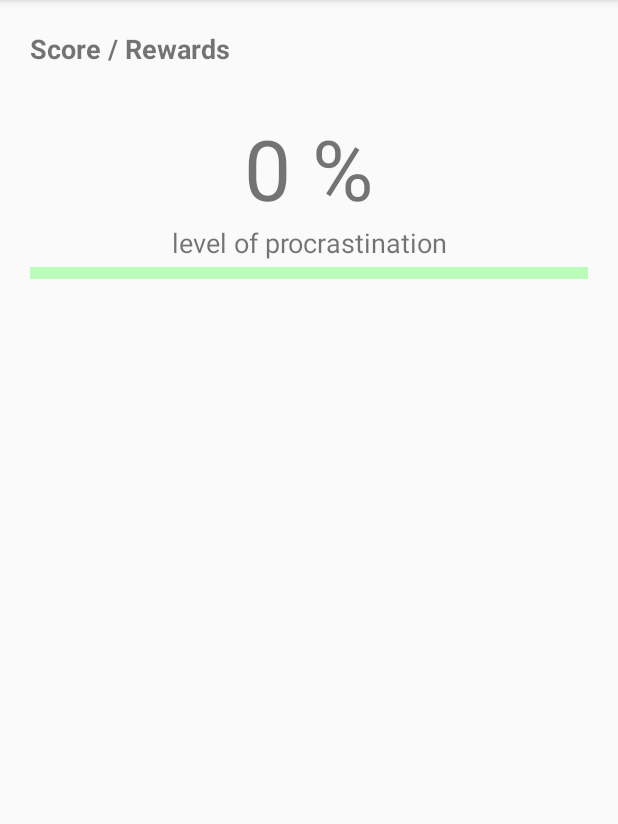
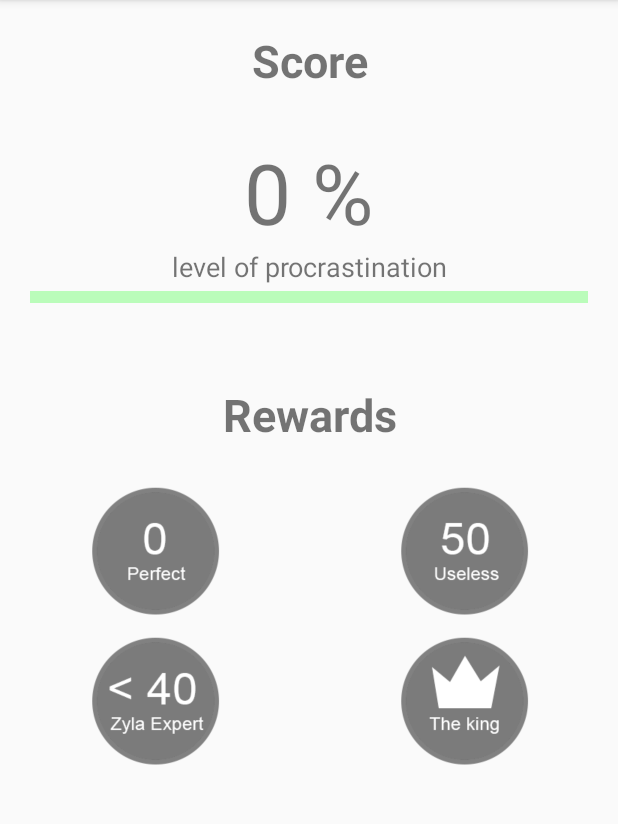
Before and after one commit to hpiso/zyla, an Android app: the ScoreActivity screen opened directly, with no data from a screen before it, on a phone screen of 412 x 824 dp, the part 84-908 px from its top. Run offline under Robolectric (Android 15) with nearby library versions, the phone set to English and light mode, and no system bars; 1 statement that could not run was skipped.

Commit message:
add trophy img + test intagration

```diff
--- a/app/src/main/res/layout/activity_score.xml
+++ b/app/src/main/res/layout/activity_score.xml
@@ -1,5 +1,6 @@
 <?xml version="1.0" encoding="utf-8"?>
 <RelativeLayout xmlns:android="http://schemas.android.com/apk/res/android"
+    xmlns:app="http://schemas.android.com/apk/res-auto"
     xmlns:tools="http://schemas.android.com/tools"
     android:id="@+id/activity_score"
     android:layout_width="match_parent"
@@ -14,16 +15,15 @@
         android:layout_height="match_parent">
 
         <TextView
-            android:text="Score / Rewards"
             android:layout_width="match_parent"
             android:layout_height="wrap_content"
             android:id="@+id/textView2"
-            android:textAlignment="textStart"
-            android:paddingLeft="20dp"
-            android:paddingTop="20dp"
-            android:textSize="18sp"
+            android:textAlignment="center"
+            android:textSize="30sp"
             android:textStyle="bold"
-            android:layout_marginBottom="30dp" />
+            android:layout_marginBottom="30dp"
+            android:text="Score"
+            android:paddingTop="20dp" />
 
         <TextView
             android:text="80%"
@@ -49,7 +49,59 @@
             android:paddingLeft="20dp"
             android:paddingRight="20dp"
             android:elevation="20dp"
-            android:scaleY="2" />
+            android:scaleY="2"
+            android:layout_marginBottom="50dp" />
+
+        <TextView
+            android:text="Rewards"
+            android:layout_width="match_parent"
+            android:layout_height="wrap_content"
+            android:id="@+id/textView4"
+            android:textSize="30sp"
+            android:textStyle="normal|bold"
+            android:textAlignment="center"
+            android:layout_marginBottom="20dp" />
+
+        <LinearLayout
+            android:orientation="horizontal"
+            android:layout_width="match_parent"
+            android:layout_height="100dp">
+
+            <ImageView
+                android:layout_width="wrap_content"
+                android:layout_height="wrap_content"
+                app:srcCompat="@drawable/trophy_perfect_bw"
+                android:id="@+id/img_perfect"
+                android:layout_weight="1" />
+
+            <ImageView
+                android:layout_width="wrap_content"
+                android:layout_height="wrap_content"
+                app:srcCompat="@drawable/trophy_useless_bw"
+                android:id="@+id/img_useless"
+                android:layout_weight="1" />
+
+        </LinearLayout>
+
+        <LinearLayout
+            android:orientation="horizontal"
+            android:layout_width="match_parent"
+            android:layout_height="100dp">
+
+            <ImageView
+                android:layout_width="wrap_content"
+                android:layout_height="wrap_content"
+                app:srcCompat="@drawable/trophy_expert_bw"
+                android:id="@+id/img_expert"
+                android:layout_weight="1" />
+
+            <ImageView
+                android:layout_width="wrap_content"
+                android:layout_height="wrap_content"
+                app:srcCompat="@drawable/trophy_king_bw"
+                android:id="@+id/imageView6"
+                android:layout_weight="1" />
+        </LinearLayout>
 
 
     </LinearLayout>
```
Also changed, not shown: app/src/main/res/drawable/trophy_expert.png (added), app/src/main/res/drawable/trophy_expert_bw.png (added), app/src/main/res/drawable/trophy_king.png (added), app/src/main/res/drawable/trophy_king_bw.png (added), app/src/main/res/drawable/trophy_perfect.png (added), app/src/main/res/drawable/trophy_perfect_bw.png (added), app/src/main/res/drawable/trophy_useless.png (added), app/src/main/res/drawable/trophy_useless_bw.png (added).
